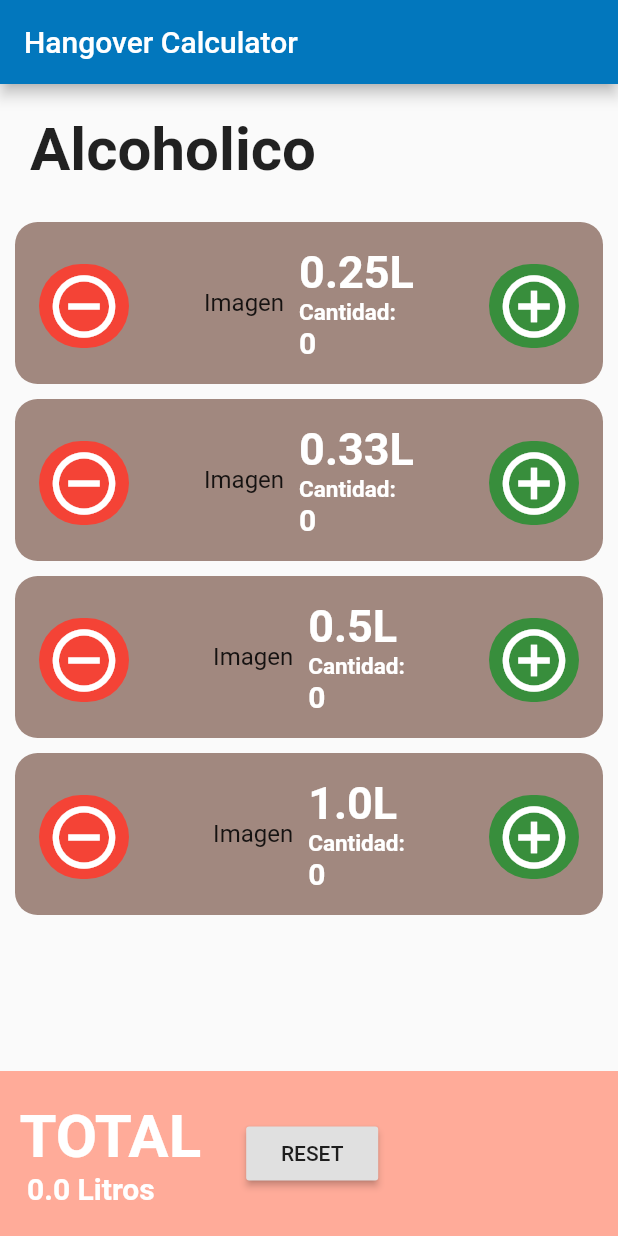
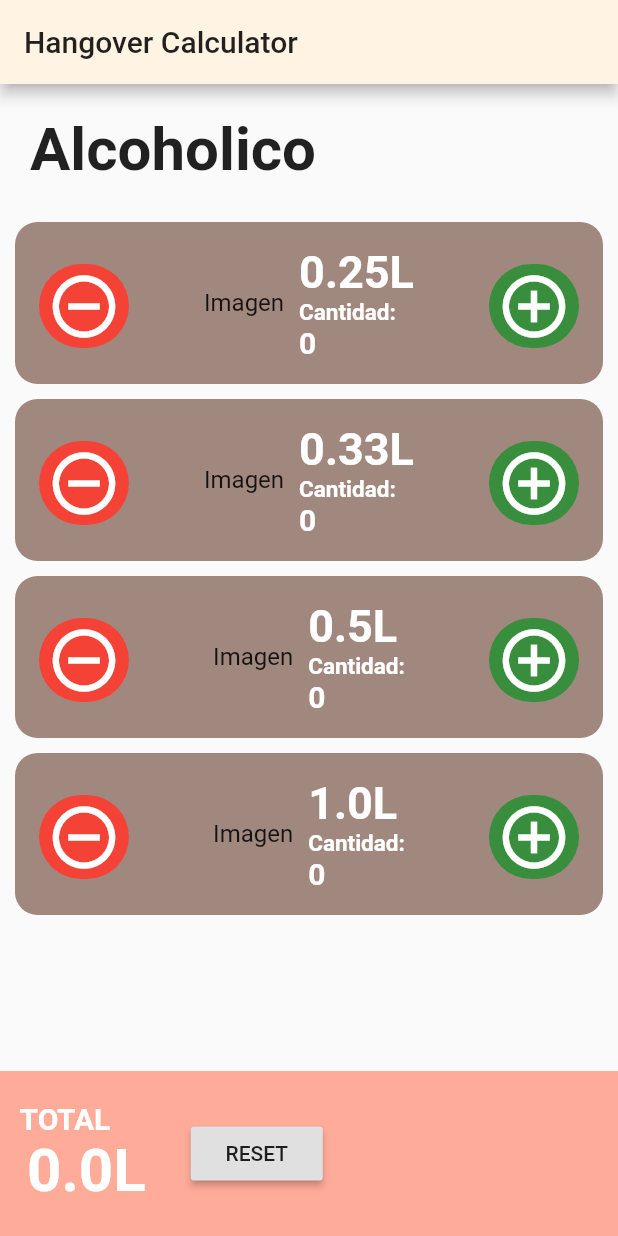
Before and after one commit to SergioMorenoAntequera/HangoverCalculator, a Flutter app: the screen it shows after launch, on a phone screen of 412 x 824 dp. Run offline on Flutter 3.47's test engine with Material 2 defaults, Android fonts, the phone set to English and light mode, and no system bars; Roboto replaces fonts that are missing (Hind).

Commit message:
colores preparados

```diff
--- a/lib/main.dart
+++ b/lib/main.dart
@@ -19,8 +19,10 @@ class MyApp extends StatelessWidget {
   final ThemeData appTheme = new ThemeData(
     // Define the default brightness and colors.
     // brightness: Brightness.dark,
-    primaryColor: Colors.lightBlue[800],
-    accentColor: Colors.cyan[600],
+    primaryColor: Color(0xFFFFF4E3),
+    backgroundColor: Color(0xFFFFCDAB),
+    primaryColorDark: Color(0xFF5D5D5A),
+    accentColor: Color(0xFFFFA45C),
 
     // Define the default font family.
     fontFamily: 'Roboto',
--- a/lib/screens/mainPage.dart
+++ b/lib/screens/mainPage.dart
@@ -23,6 +23,13 @@ class _MainPageState extends State<MainPage> {
       // body:
       body: Stack(
         children: <Widget>[
+          Container(
+            color: Colors.red,
+            width: 300,
+            height: 300,
+            child: Text("TEST"),
+          ),
+
           // App background I guess
           Container(
             color: Colors.grey[50],
@@ -90,7 +97,7 @@ class _MainPageState extends State<MainPage> {
                           "TOTAL",
                           // style: Theme.of(context).textTheme.headline2,
                           style: TextStyle(
-                            fontSize: 40,
+                            fontSize: 20,
                             color: Colors.white,
                             fontWeight: FontWeight.bold,
                           ),
@@ -98,9 +105,9 @@ class _MainPageState extends State<MainPage> {
                         Container(
                           padding: EdgeInsets.only(left: 5),
                           child: Text(
-                            "${formatTotal()} Litros",
+                            "${formatTotal()}L",
                             style: TextStyle(
-                              fontSize: 20,
+                              fontSize: 40,
                               color: Colors.white,
                               fontWeight: FontWeight.bold,
                             ),
```
Also changed, not shown: pubspec.lock.
